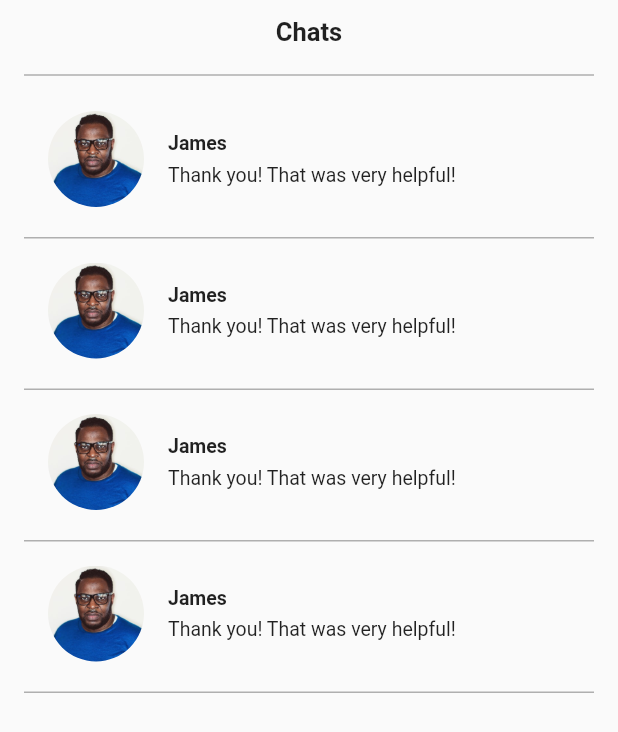
After one commit to timurIsakov/photo_app, a Flutter app: the ChatScreen screen opened directly, on a phone screen of 412 x 824 dp. The commit adds this screen. Shown: the top 732 px of the screen. Run offline on Flutter 3.47's test engine with Material 2 defaults, Android fonts, the phone set to English and light mode, and no system bars; our stand-ins replace flutter_svg, keyboard_dismisser.

Commit message:
Update bottom_navigation_bar and fixed bags for main.screen

```diff
--- /dev/null
+++ b/lib/entity/user_chat_entity.dart
@@ -0,0 +1,8 @@
+class UserChatEntity {
+  final String photo;
+  final String name;
+  final String lastMessage;
+
+  UserChatEntity(
+      {required this.photo, required this.name, required this.lastMessage});
+}
--- a/lib/main.dart
+++ b/lib/main.dart
@@ -1,6 +1,4 @@
 import 'package:flutter/material.dart';
-import 'package:photo_app/screens/search_screen.dart';
-
 import 'screens/start_screen.dart';
 
 void main() {
@@ -18,7 +16,7 @@ class MyApp extends StatelessWidget {
       theme: ThemeData(
         colorScheme: ColorScheme.fromSeed(seedColor: Colors.deepPurple),
       ),
-      home: const SearchScreen(),
+      home: const StartScreen(),
     );
   }
 }
--- /dev/null
+++ b/lib/screens/chat_screen.dart
@@ -0,0 +1,72 @@
+import 'package:flutter/material.dart';
+import 'package:photo_app/utils/assets.dart';
+
+import '../entity/user_chat_entity.dart';
+import '../widgets/chat_card_widget.dart';
+
+class ChatScreen extends StatefulWidget {
+  const ChatScreen({Key? key}) : super(key: key);
+
+  @override
+  State<ChatScreen> createState() => _ChatScreenState();
+}
+
+class _ChatScreenState extends State<ChatScreen> {
+  List<UserChatEntity> listOfPeople = [
+    UserChatEntity(
+        photo: Assets.tAvatarMan2Icon,
+        name: "James",
+        lastMessage: "Thank you! That was very helpful!"),
+    UserChatEntity(
+        photo: Assets.tAvatarMan2Icon,
+        name: "James",
+        lastMessage: "Thank you! That was very helpful!"),
+    UserChatEntity(
+        photo: Assets.tAvatarMan2Icon,
+        name: "James",
+        lastMessage: "Thank you! That was very helpful!"),
+    UserChatEntity(
+        photo: Assets.tAvatarMan2Icon,
+        name: "James",
+        lastMessage: "Thank you! That was very helpful!"),
+  ];
+
+  @override
+  Widget build(BuildContext context) {
+    return Scaffold(
+      body: SafeArea(
+        child: Padding(
+          padding: const EdgeInsets.only(left: 16, right: 16),
+          child: Center(
+            child: Column(
+              children: [
+                const SizedBox(
+                  height: 11,
+                ),
+                const Text(
+                  "Chats",
+                  style: TextStyle(fontSize: 17, fontWeight: FontWeight.w600),
+                ),
+                const SizedBox(
+                  height: 11,
+                ),
+                Divider(
+                  color: Colors.black.withOpacity(0.3),
+                  thickness: 1,
+                ),
+                ListView.builder(
+                  shrinkWrap: true,
+                  itemBuilder: (context, index) {
+                    final entity = listOfPeople[index];
+                    return ChatCardWidget(entity: entity);
+                  },
+                  itemCount: listOfPeople.length,
+                )
+              ],
+            ),
+          ),
+        ),
+      ),
+    );
+  }
+}
--- a/lib/screens/discover_screen.dart
+++ b/lib/screens/discover_screen.dart
@@ -3,7 +3,6 @@ import 'package:photo_app/entity/user_info_entity.dart';
 import 'package:photo_app/entity/user_post_entity.dart';
 import 'package:photo_app/screens/full_post_screen.dart';
 import 'package:photo_app/utils/assets.dart';
-import 'package:photo_app/widgets/bottom_navigation_widget.dart';
 import 'package:photo_app/widgets/button_widget.dart';
 import 'package:photo_app/widgets/post_card_widget.dart';
 
@@ -104,7 +103,6 @@ class _DiscoverScreenState extends State<DiscoverScreen> {
           ),
         ),
       )),
-      bottomNavigationBar: const BottomNavigationWidget(),
     );
   }
 }
--- a/lib/screens/log_in_screen.dart
+++ b/lib/screens/log_in_screen.dart
@@ -1,11 +1,11 @@
 import 'package:flutter/material.dart';
 import 'package:flutter_svg/svg.dart';
 import 'package:keyboard_dismisser/keyboard_dismisser.dart';
+import 'package:photo_app/screens/main_screen.dart';
 
 import '../utils/assets.dart';
 import '../widgets/button_widget.dart';
 import '../widgets/input_form_widget.dart';
-import 'discover_screen.dart';
 
 class LogInScreen extends StatefulWidget {
   const LogInScreen({super.key});
@@ -60,7 +60,7 @@ class _LogInScreenState extends State<LogInScreen> {
                       Navigator.push(
                           context,
                           MaterialPageRoute(
-                            builder: (context) => const DiscoverScreen(),
+                            builder: (context) => const MainScreen(),
                           ));
                     })
               ],
--- a/lib/screens/search_screen.dart
+++ b/lib/screens/search_screen.dart
@@ -2,7 +2,6 @@ import 'package:flutter/material.dart';
 import 'package:keyboard_dismisser/keyboard_dismisser.dart';
 import 'package:photo_app/widgets/button_widget.dart';
 
-import '../widgets/bottom_navigation_widget.dart';
 import '../widgets/input_form_widget.dart';
 
 class SearchScreen extends StatefulWidget {
@@ -46,7 +45,6 @@ class _SearchScreenState extends State<SearchScreen> {
             ),
           ),
         ),
-        bottomNavigationBar: const BottomNavigationWidget(),
       ),
     );
   }
--- a/lib/utils/assets.dart
+++ b/lib/utils/assets.dart
@@ -11,4 +11,5 @@ class Assets {
   static const String tPost1hImage = "assets/images/post_1h_image.jpeg";
   static const String tPost2hImage = "assets/images/post_2h_image.jpeg";
   static const String tAvatarMan2Icon = "assets/images/avatar_man2_image.jpeg";
+  static const String tProfileAvatar = "assets/images/profile_avatar_image.jpeg";
 }
--- /dev/null
+++ b/lib/widgets/chat_card_widget.dart
@@ -0,0 +1,61 @@
+import 'package:flutter/material.dart';
+
+import '../entity/user_chat_entity.dart';
+
+class ChatCardWidget extends StatelessWidget {
+  final UserChatEntity entity;
+  const ChatCardWidget({Key? key, required this.entity}) : super(key: key);
+
+  @override
+  Widget build(BuildContext context) {
+    return Container(
+      decoration: BoxDecoration(
+          border:
+              Border(bottom: BorderSide(color: Colors.black.withOpacity(0.3)))),
+      child: Padding(
+        padding:
+            const EdgeInsets.only(left: 16, right: 16, top: 16, bottom: 20),
+        child: Row(
+          children: [
+            Container(
+              height: 64,
+              width: 64,
+              clipBehavior: Clip.antiAlias,
+              decoration: BoxDecoration(
+                borderRadius: BorderRadius.circular(100),
+              ),
+              child: Image.asset(
+                entity.photo,
+                fit: BoxFit.cover,
+              ),
+            ),
+            const SizedBox(
+              width: 16,
+            ),
+            Column(
+              crossAxisAlignment: CrossAxisAlignment.start,
+              children: [
+                Text(
+                  entity.name,
+                  style: const TextStyle(
+                    fontWeight: FontWeight.w700,
+                    fontSize: 13,
+                  ),
+
+                ),
+                const SizedBox(height: 6,),
+                Text(
+                  entity.lastMessage,
+                  style: const TextStyle(
+                    fontWeight: FontWeight.w400,
+                    fontSize: 13,
+                  ),
+                )
+              ],
+            )
+          ],
+        ),
+      ),
+    );
+  }
+}
--- a/lib/widgets/user_info_widget.dart
+++ b/lib/widgets/user_info_widget.dart
@@ -3,7 +3,10 @@ import 'package:photo_app/entity/user_info_entity.dart';
 
 class UserInfoWidget extends StatelessWidget {
   final UserInfoEntity entity;
-  const UserInfoWidget({Key? key, required this.entity}) : super(key: key);
+  const UserInfoWidget({
+    Key? key,
+    required this.entity,
+  }) : super(key: key);
 
   @override
   Widget build(BuildContext context) {
```
Also changed, not shown: lib/screens/main_screen.dart (+97 -7 lines), lib/screens/profile_screen.dart (+49 -1 lines), lib/screens/start_screen.dart (+11 -1 lines), lib/widgets/bottom_navigation_widget.dart (deleted, +0 -77 lines), assets/images/profile_avatar_image.jpeg (added).
